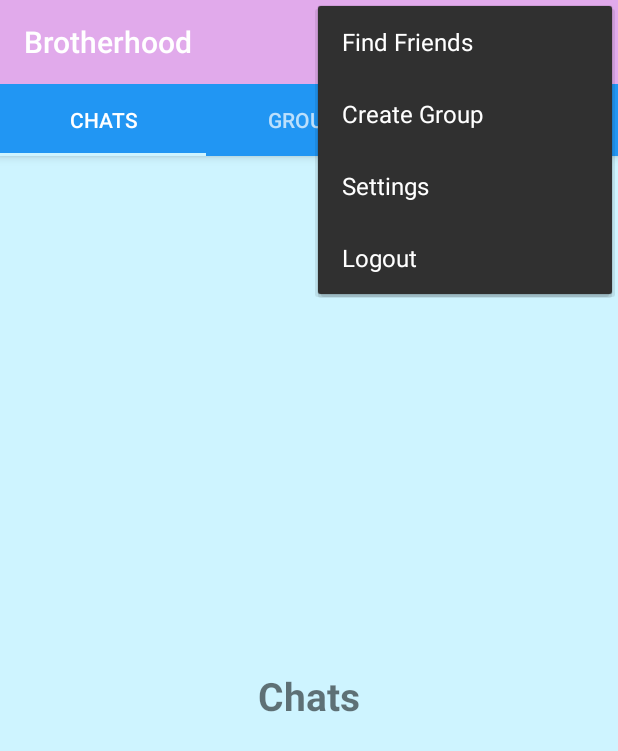
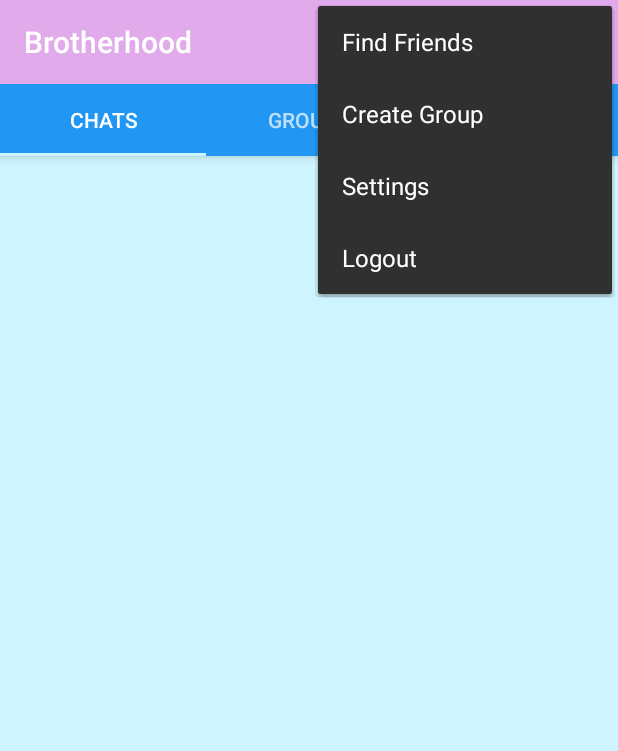
Before and after one commit to thangdoominh/Computer-Networking-Ass-1, an Android app: the screen it shows after launch once a user with an empty profile is signed in (MainActivity), with the options menu open, on a phone screen of 412 x 824 dp. Shown: the top 751 px of the screen. Run offline under Robolectric (Android 15) with nearby library versions, the light colour scheme and no system bars; our stand-ins replace CircleImageView, Firebase (no records; nobody signed in at launch, a user with empty details on screens opened directly), Picasso; pictures from the network do not load.

Commit message:
Display Chats List
 using Recyclerview in Fragment with Firebase Recycler Adapter

```diff
--- a/app/src/main/java/com/example/computer_networking_1/ChatsFragment.java
+++ b/app/src/main/java/com/example/computer_networking_1/ChatsFragment.java
@@ -3,11 +3,28 @@ package com.example.computer_networking_1;
 
 import android.os.Bundle;
 
+import androidx.annotation.NonNull;
 import androidx.fragment.app.Fragment;
+import androidx.recyclerview.widget.LinearLayoutManager;
+import androidx.recyclerview.widget.RecyclerView;
 
+import android.util.Log;
 import android.view.LayoutInflater;
 import android.view.View;
 import android.view.ViewGroup;
+import android.widget.TextView;
+
+import com.firebase.ui.database.FirebaseRecyclerAdapter;
+import com.firebase.ui.database.FirebaseRecyclerOptions;
+import com.google.firebase.auth.FirebaseAuth;
+import com.google.firebase.database.DataSnapshot;
+import com.google.firebase.database.DatabaseError;
+import com.google.firebase.database.DatabaseReference;
+import com.google.firebase.database.FirebaseDatabase;
+import com.google.firebase.database.ValueEventListener;
+import com.squareup.picasso.Picasso;
+
+import de.hdodenhof.circleimageview.CircleImageView;
 
 
 /**
@@ -15,6 +32,11 @@ import android.view.ViewGroup;
  */
 public class ChatsFragment extends Fragment {
 
+    private View PrivateChatView;
+    private RecyclerView chatsList;
+    private DatabaseReference ChatsRef, UserRef;
+    private FirebaseAuth mAuth;
+    private String currentUserID;
 
     public ChatsFragment() {
         // Required empty public constructor
@@ -24,8 +46,94 @@ public class ChatsFragment extends Fragment {
     @Override
     public View onCreateView(LayoutInflater inflater, ViewGroup container,
                              Bundle savedInstanceState) {
-        // Inflate the layout for this fragment
-        return inflater.inflate(R.layout.fragment_chats, container, false);
+
+        PrivateChatView = inflater.inflate(R.layout.fragment_chats, container, false);
+
+        mAuth = FirebaseAuth.getInstance();
+
+        currentUserID =  mAuth.getCurrentUser().getUid();
+
+        ChatsRef = FirebaseDatabase.getInstance().getReference().child("Contacts").child(currentUserID);
+
+        UserRef = FirebaseDatabase.getInstance().getReference().child("Users");
+
+        chatsList = (RecyclerView) PrivateChatView.findViewById(R.id.chats_list);
+
+        LinearLayoutManager linearLayoutManager = new LinearLayoutManager(getContext());
+
+        chatsList.setLayoutManager(linearLayoutManager); // ????
+
+
+
+
+        return PrivateChatView;
     }
 
+    @Override
+    public void onStart() {
+        super.onStart();
+
+        FirebaseRecyclerOptions<Contacts> options =
+                new FirebaseRecyclerOptions.Builder<Contacts>()
+                        .setQuery(ChatsRef, Contacts.class)
+                        .build();
+
+        FirebaseRecyclerAdapter<Contacts, ChatsViewHolder> adapter =
+                new FirebaseRecyclerAdapter<Contacts, ChatsViewHolder>(options) {
+                    @Override
+                    protected void onBindViewHolder(@NonNull ChatsViewHolder chatsViewHolder, int position, @NonNull Contacts contacts) {
+
+                        final String userIDs = getRef(position).getKey();
+
+                        UserRef.child(userIDs).addValueEventListener(new ValueEventListener() {
+                            @Override
+                            public void onDataChange(@NonNull DataSnapshot dataSnapshot) {
+                                if (dataSnapshot.hasChild("imageURL")){
+
+                                    final String retImage = dataSnapshot.child("imageURL").getValue().toString();
+                                    Picasso.get().load(retImage).into(chatsViewHolder.profileImage);
+
+                                }
+
+                                final String retName = dataSnapshot.child("username").getValue().toString();
+                                final String retStatus = dataSnapshot.child("status").getValue().toString();
+
+                                chatsViewHolder.userName.setText(retName);
+                                chatsViewHolder.userStatus.setText("Last seen: " + "\n" + "Date " + "Time ");
+
+                            }
+                            @Override
+                            public void onCancelled(@NonNull DatabaseError databaseError) {
+
+                            }
+                        });
+
+                    }
+
+                    @NonNull
+                    @Override
+                    public ChatsViewHolder onCreateViewHolder(@NonNull ViewGroup parent, int viewType) {
+                        View view = LayoutInflater.from(parent.getContext()).inflate(R.layout.user_display_layout, parent, false);
+                        return new ChatsViewHolder(view);
+                    }
+                };
+        chatsList.setAdapter(adapter);
+        adapter.startListening();
+
+    }
+
+    public static class ChatsViewHolder extends RecyclerView.ViewHolder
+    {
+        CircleImageView profileImage;
+        TextView userName, userStatus;
+
+        public ChatsViewHolder(@NonNull View itemView) {
+            super(itemView);
+
+            profileImage = itemView.findViewById(R.id.user_profile_image);
+            userName = itemView.findViewById(R.id.user_profile_name);
+            userStatus = itemView.findViewById(R.id.user_status);
+
+        }
+    }
 }
--- a/app/src/main/res/layout/fragment_chats.xml
+++ b/app/src/main/res/layout/fragment_chats.xml
@@ -6,12 +6,15 @@
     tools:context=".ChatsFragment">
 
     <!-- TODO: Update blank fragment layout -->
-    <TextView
-        android:layout_width="wrap_content"
-        android:layout_height="wrap_content"
-        android:text="Chats"
-        android:layout_centerInParent="true"
-        android:textStyle="bold"
-        android:textSize="26sp"/>
+    <androidx.recyclerview.widget.RecyclerView
+        android:id="@+id/chats_list"
+        android:layout_width="match_parent"
+        android:layout_height="match_parent"
+        android:layout_alignParentStart="true"
+        android:layout_alignParentTop="true"
+        >
+    </androidx.recyclerview.widget.RecyclerView>
+
+
 
 </RelativeLayout>
```
